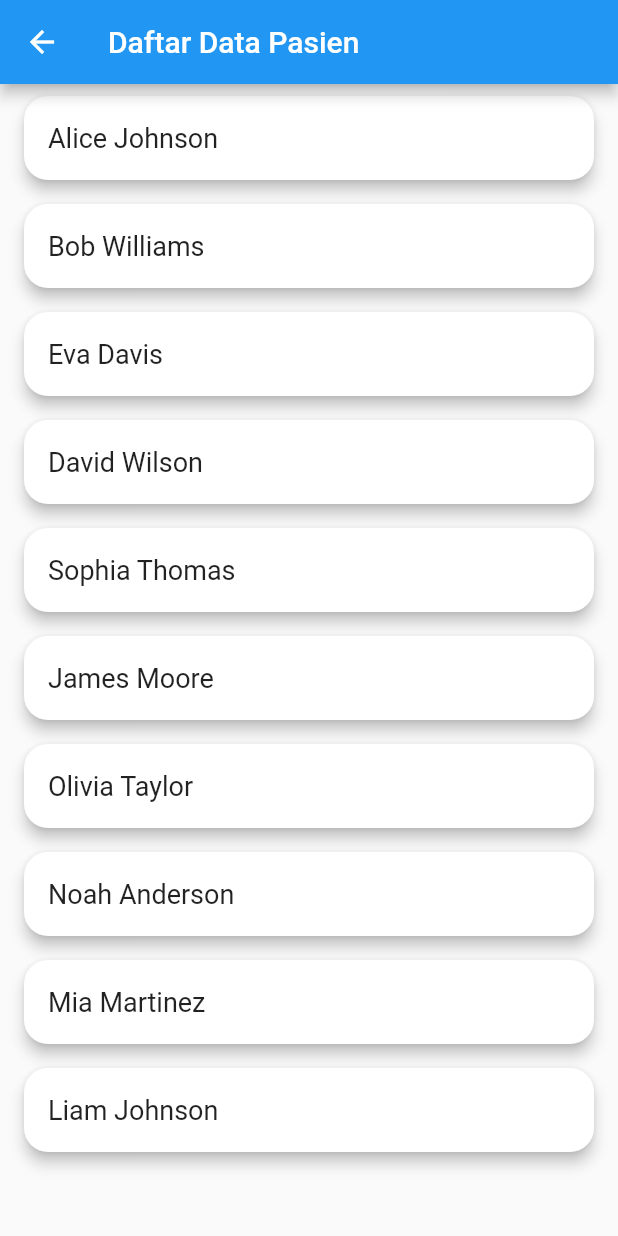
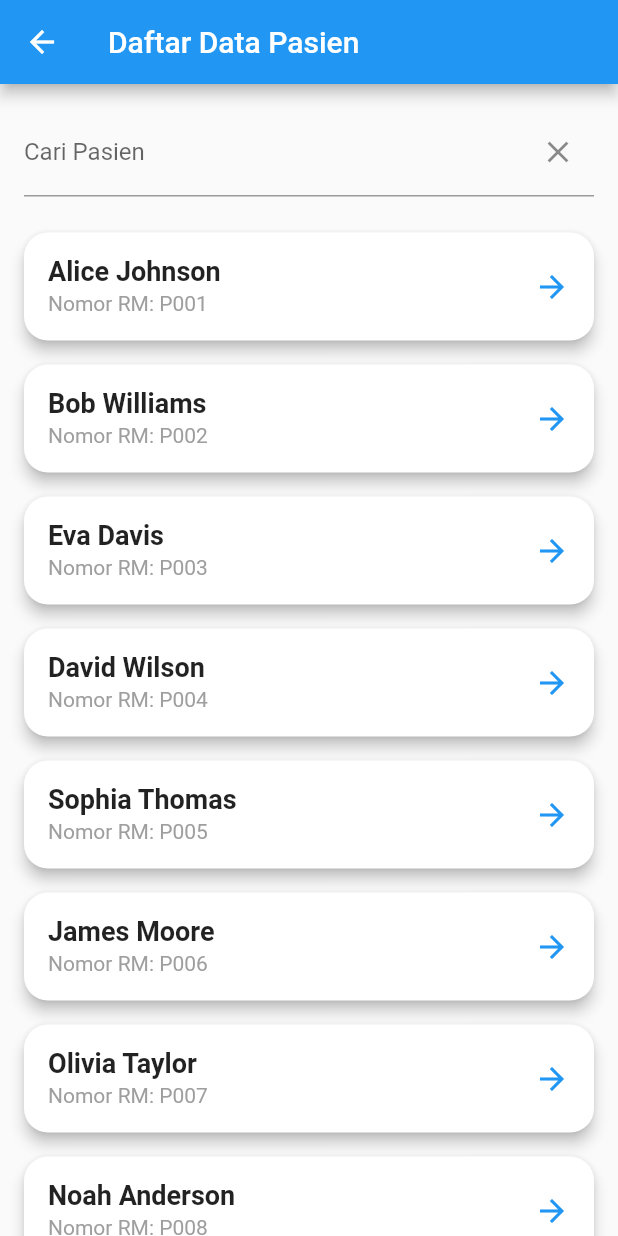
Before and after one commit to mioscape/klinik_app, a Flutter app: the screen it shows after launch, after a tap on "Pasien List", on a phone screen of 412 x 824 dp. Run offline on Flutter 3.47's test engine with Material 2 defaults, Android fonts, the light colour scheme and no system bars.

Commit message:
Restyle & Add Search Function @ DataListPage
Signed-off-by: Ihya Fauzi <mioscape@Ihyas-MacBook-Pro.local>

```diff
--- a/lib/view/data_list_page.dart
+++ b/lib/view/data_list_page.dart
@@ -1,38 +1,102 @@
 import 'package:flutter/material.dart';
+import 'package:klinik_app/model/model.dart';
 import 'package:klinik_app/view/data_detail_page.dart';
 
-class DataListPage extends StatelessWidget {
+class DataListPage extends StatefulWidget {
   final List data;
   final String pageTitle;
 
   const DataListPage(this.data, this.pageTitle, {super.key});
 
   @override
+  // ignore: library_private_types_in_public_api
+  _DataListPageState createState() => _DataListPageState();
+}
+
+class _DataListPageState extends State<DataListPage> {
+  List filteredData = [];
+  TextEditingController searchController = TextEditingController();
+
+  @override
+  void initState() {
+    super.initState();
+    filteredData.addAll(widget.data);
+  }
+
+  void filterData(String query) {
+    filteredData.clear();
+    if (query.isEmpty) {
+      filteredData.addAll(widget.data);
+    } else {
+      filteredData.addAll(widget.data.where((item) {
+        return item.nama.toLowerCase().contains(query.toLowerCase());
+      }));
+    }
+    setState(() {});
+  }
+
+  @override
   Widget build(BuildContext context) {
     return Scaffold(
       appBar: AppBar(
-        title: Text('Daftar Data $pageTitle'),
+        title: Text('Daftar Data ${widget.pageTitle}'),
       ),
-      body: ListView.builder(
-        itemCount: data.length,
+      body: Column(
+        children: [
+          Padding(
+            padding: const EdgeInsets.all(16.0),
+            child: TextField(
+              controller: searchController,
+              decoration: InputDecoration(
+                labelText: 'Cari ${widget.pageTitle}',
+                suffixIcon: IconButton(
+                  icon: const Icon(Icons.clear),
+                  onPressed: () {
+                    searchController.clear();
+                    filterData('');
+                  },
+                ),
+              ),
+              onChanged: (value) {
+                filterData(value);
+              },
+            ),
+          ),
+          Expanded(
+            child: ListView.builder(
+              itemCount: filteredData.length,
               itemBuilder: (context, index) {
-          final item = data[index];
+                final item = filteredData[index];
                 return Card(
                   elevation: 4,
-            margin: const EdgeInsets.symmetric(horizontal: 16, vertical: 8),
                   shape: RoundedRectangleBorder(
                     borderRadius: BorderRadius.circular(16.0),
                   ),
+                  margin: const EdgeInsets.fromLTRB(16, 8, 16, 8),
                   child: ListTile(
                     title: Text(
                       item.nama,
-                style: const TextStyle(fontSize: 18),
+                      style: const TextStyle(
+                        fontSize: 18,
+                        fontWeight: FontWeight.bold,
+                      ),
+                    ),
+                    subtitle: Text(
+                      item is Pegawai ? 'NIP: ${item.nip}' : 'Nomor RM: ${item.nomorRm}',
+                      style: const TextStyle(
+                        fontSize: 14,
+                        color: Colors.grey,
+                      ),
+                    ),
+                    trailing: const Icon(
+                      Icons.arrow_forward,
+                      color: Colors.blue,
                     ),
                     onTap: () {
                       Navigator.push(
                         context,
                         MaterialPageRoute(
-                    builder: (context) => DataDetailPage(item, pageTitle),
+                          builder: (context) => DataDetailPage(item, widget.pageTitle),
                         ),
                       );
                     },
@@ -40,6 +104,9 @@ class DataListPage extends StatelessWidget {
                 );
               },
             ),
+          ),
+        ],
+      ),
     );
   }
 }
```
Lines whose indentation alone changed are shown as unchanged.
